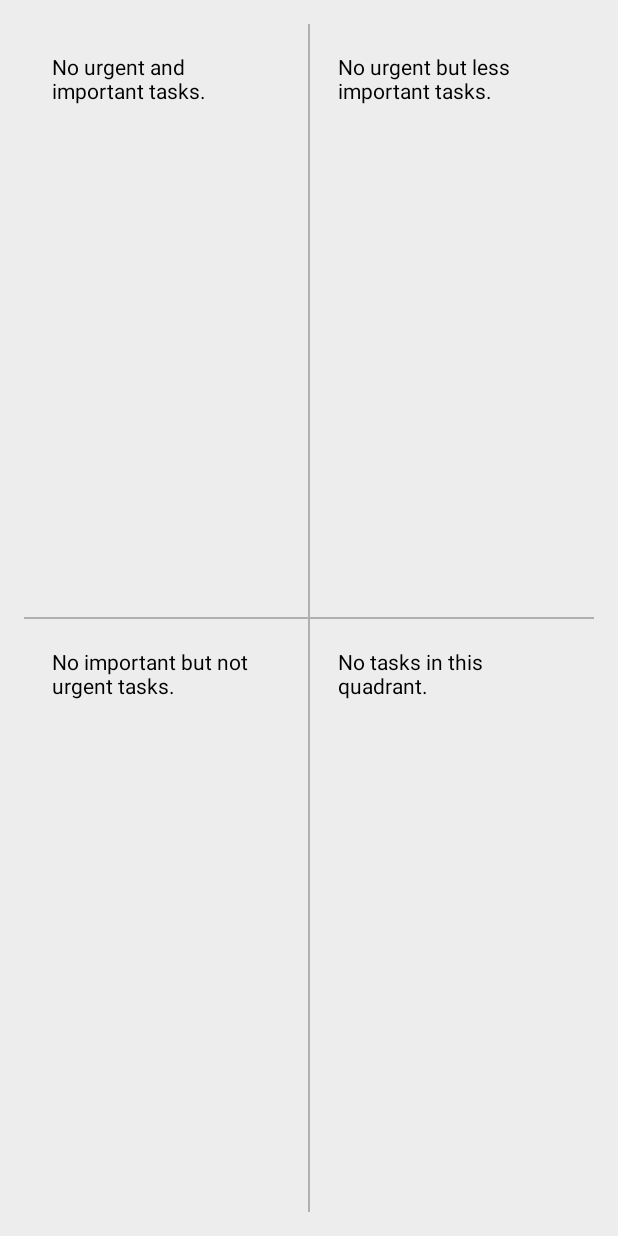
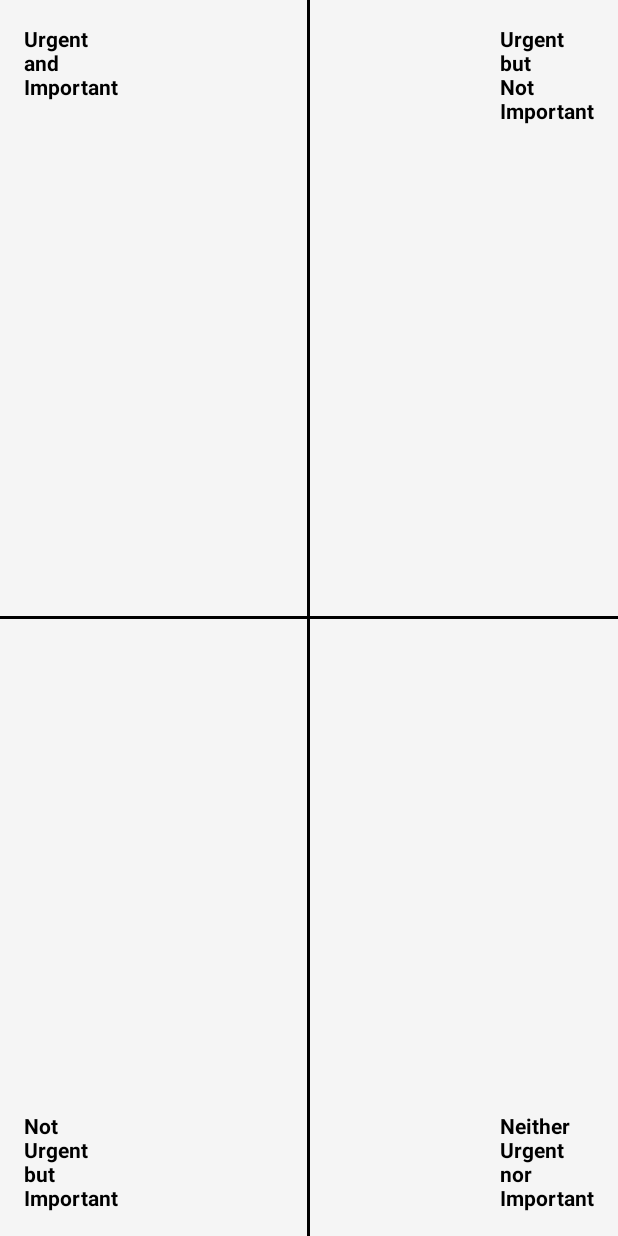
Before and after one commit to lamooji/Memomate, an Android app: the screen it shows after launch (MainActivity), after a tap on "Matrix", on a phone screen of 412 x 824 dp. Run offline under Robolectric (Android 15) with nearby library versions, the phone set to English and light mode, and no system bars; our stand-ins replace Room's generated code.

Commit message:
Implement the matrix page

```diff
--- a/app/src/main/java/com/cs407/memoMate/TaskViewModel.kt
+++ b/app/src/main/java/com/cs407/memoMate/TaskViewModel.kt
@@ -60,4 +60,10 @@ class TaskViewModel(private val taskDao: TaskDao) : ViewModel() {
         }
         emit(tasks)
     }
+
+    fun getAllTasks(): LiveData<List<Task>> = liveData(Dispatchers.IO) {
+        val tasks = taskDao.getAllTasks() // Fetch all tasks from the database
+        emit(tasks) // Emit the tasks as a LiveData result
+    }
+
 }
--- a/app/src/main/java/com/cs407/memoMate/UrgentImportantMatrixFragment.kt
+++ b/app/src/main/java/com/cs407/memoMate/UrgentImportantMatrixFragment.kt
@@ -5,13 +5,18 @@ import android.os.Bundle
 import android.view.LayoutInflater
 import android.view.View
 import android.view.ViewGroup
-import android.widget.LinearLayout
+import android.view.ViewTreeObserver
+import android.widget.FrameLayout
 import android.widget.TextView
 import androidx.core.content.ContextCompat
 import androidx.fragment.app.Fragment
 import androidx.lifecycle.ViewModelProvider
 import com.cs407.memoMate.Data.NoteDatabase
 import com.cs407.memoMate.Data.Task
+import java.text.SimpleDateFormat
+import java.util.*
+import kotlin.math.max
+import kotlin.math.min
 
 class UrgentImportantMatrixFragment : Fragment() {
 
@@ -21,71 +26,123 @@ class UrgentImportantMatrixFragment : Fragment() {
         inflater: LayoutInflater,
         container: ViewGroup?,
         savedInstanceState: Bundle?
-    ): View? {
+    ): View {
         val view = inflater.inflate(R.layout.fragment_urgent_important_matrix, container, false)
 
-        // Initialize database and ViewModel with custom factory
+        // Initialize database and ViewModel
         val db = NoteDatabase.getDatabase(requireContext())
         val factory = TaskViewModelFactory(db.taskDao())
         taskViewModel = ViewModelProvider(this, factory)[TaskViewModel::class.java]
 
-        // Get references to the quadrant layouts
-        val urgentImportant = view.findViewById<LinearLayout>(R.id.urgent_important_quadrant)
-        val urgentNotImportant = view.findViewById<LinearLayout>(R.id.urgent_not_important_quadrant)
-        val notUrgentImportant = view.findViewById<LinearLayout>(R.id.not_urgent_important_quadrant)
-        val notUrgentNotImportant = view.findViewById<LinearLayout>(R.id.not_urgent_not_important_quadrant)
+        // Parent layout
+        val matrixContainer = view.findViewById<FrameLayout>(R.id.matrix_container)
 
-        // Observe and populate each quadrant
-        observeTasksAndPopulateQuadrants(urgentImportant, urgentNotImportant, notUrgentImportant, notUrgentNotImportant)
+        // Observe tasks and organize them
+        observeTasksAndOrganizeMatrix(matrixContainer)
 
         return view
     }
 
-    private fun observeTasksAndPopulateQuadrants(
-        urgentImportant: LinearLayout,
-        urgentNotImportant: LinearLayout,
-        notUrgentImportant: LinearLayout,
-        notUrgentNotImportant: LinearLayout
-    ) {
-        taskViewModel.getUrgentAndImportantTasks().observe(viewLifecycleOwner) { tasks ->
-            populateTasks(urgentImportant, tasks, "No urgent and important tasks.")
-        }
+    private fun observeTasksAndOrganizeMatrix(matrixContainer: FrameLayout) {
+        matrixContainer.viewTreeObserver.addOnGlobalLayoutListener(object : ViewTreeObserver.OnGlobalLayoutListener {
+            override fun onGlobalLayout() {
+                if (view == null || !isAdded) {
+                    matrixContainer.viewTreeObserver.removeOnGlobalLayoutListener(this)
+                    return
+                }
 
-        taskViewModel.getUrgentButNotImportantTasks().observe(viewLifecycleOwner) { tasks ->
-            populateTasks(urgentNotImportant, tasks, "No urgent but less important tasks.")
-        }
+                // Check if the container dimensions are ready
+                if (matrixContainer.width > 0 && matrixContainer.height > 0) {
+                    taskViewModel.getAllTasks().observe(viewLifecycleOwner) { tasks ->
+                        if (view != null) { // Ensure the fragment's view still exists
+                            organizeTasks(matrixContainer, tasks)
+                        }
+                    }
+                    matrixContainer.viewTreeObserver.removeOnGlobalLayoutListener(this)
+                }
+            }
+        })
+    }
 
-        taskViewModel.getImportantButNotUrgentTasks().observe(viewLifecycleOwner) { tasks ->
-            populateTasks(notUrgentImportant, tasks, "No important but not urgent tasks.")
-        }
+    private fun organizeTasks(matrixContainer: FrameLayout, tasks: List<Task>) {
+        matrixContainer.removeAllViews()
 
-        taskViewModel.getNeitherUrgentNorImportantTasks().observe(viewLifecycleOwner) { tasks ->
-            populateTasks(notUrgentNotImportant, tasks, "No tasks in this quadrant.")
+        val now = Date()
+        val dateFormat = SimpleDateFormat("MM/dd/yyyy", Locale.getDefault())
+        val containerWidth = matrixContainer.width
+        val containerHeight = matrixContainer.height
+
+        if (containerWidth == 0 || containerHeight == 0) return // Ensure layout dimensions are ready
+
+        // Group tasks by importance
+        val tasksByImportance = tasks.groupBy { it.importance }
+        val importanceColors = mapOf(
+            1 to R.color.high_importance, // High importance
+            2 to R.color.medium_importance, // Medium importance
+            3 to R.color.low_importance // Low importance
+        )
+
+        val sectionHeight = containerHeight / 3
+        val sectionWidth = containerWidth - 40 // Padding for task placement
+
+        tasksByImportance.forEach { (importance, taskList) ->
+            val color = ContextCompat.getColor(
+                requireContext(),
+                importanceColors[importance] ?: R.color.light_gray
+            )
+
+            // Adjust yPosition to lower the placement of the urgent section
+            val yOffset = 250 // Define a base offset for adjustments
+            val yPosition = when (importance) {
+                1 -> (importance - 1) * sectionHeight + yOffset // Lower the high-importance (red) box
+                3 -> (importance - 1) * sectionHeight - yOffset // Raise the low-importance (green) box
+                else -> (importance - 1) * sectionHeight // Default positioning for medium importance
+            }
+
+            taskList.forEachIndexed { index, task ->
+                val taskDate = try {
+                    dateFormat.parse(task.ddl)
+                } catch (e: Exception) {
+                    null
+                } ?: now
+
+                val daysUntilDue = ((taskDate.time - now.time) / (1000 * 60 * 60 * 24)).toInt()
+
+                // Calculate X position based on urgency
+                val xPosition = calculateXPosition(daysUntilDue, sectionWidth)
+
+                // Create task view
+                val taskView = createTaskView(task, color)
+
+                // Position task
+                val taskHeight = max(sectionHeight / (taskList.size + 1), 100) // Minimum height
+                val layoutParams = FrameLayout.LayoutParams(200, taskHeight).apply {
+                    marginStart = min(xPosition, sectionWidth - 200) // Prevent overflow
+                    topMargin = yPosition + (index * taskHeight) // Spread within section
+                }
+
+                matrixContainer.addView(taskView, layoutParams)
+            }
         }
     }
 
-    private fun populateTasks(quadrant: LinearLayout, tasks: List<Task>, emptyMessage: String) {
-        quadrant.removeAllViews()
-        if (tasks.isEmpty()) {
-            val emptyView = TextView(requireContext()).apply {
-                text = emptyMessage
-                setTextColor(ContextCompat.getColor(requireContext(), R.color.black))
-                textSize = 14f
-                setPadding(16, 16, 16, 16)
-            }
-            quadrant.addView(emptyView)
-            return
+
+    private fun calculateXPosition(daysUntilDue: Int, sectionWidth: Int): Int {
+        return when {
+            daysUntilDue > 3 -> 0 // Far left for tasks > 3 days
+            daysUntilDue <= 0 -> sectionWidth - 200 // Rightmost for tasks due today
+            else -> ((sectionWidth - 200) / 3) * (3 - daysUntilDue) // Spread between far left and right
         }
+    }
 
-        tasks.forEach { task ->
-            val taskView = TextView(requireContext()).apply {
-                text = "${task.noteTitle}\nDue: ${task.ddl}"
-                setPadding(16, 16, 16, 16)
-                setBackgroundColor(ContextCompat.getColor(requireContext(), R.color.light_gray))
-                setTextColor(ContextCompat.getColor(requireContext(), R.color.black))
-                textSize = 14f
-            }
-            quadrant.addView(taskView)
+    private fun createTaskView(task: Task, color: Int): TextView {
+        return TextView(requireContext()).apply {
+            text = "${task.noteTitle}\nDue: ${task.ddl}"
+            setBackgroundColor(color)
+            setTextColor(ContextCompat.getColor(requireContext(), R.color.black))
+            textSize = 14f
+            setPadding(16, 16, 16, 16)
+            elevation = 8f // Add elevation for better visibility
         }
     }
 }
--- /dev/null
+++ b/app/src/main/res/drawable/ic_arrow_line_right.xml
@@ -0,0 +1,5 @@
+<vector xmlns:android="http://schemas.android.com/apk/res/android" android:autoMirrored="true" android:height="24dp" android:tint="#000000" android:viewportHeight="24" android:viewportWidth="24" android:width="24dp">
+
+    <path android:fillColor="@android:color/white" android:pathData="M12,4l-1.41,1.41L16.17,11H4v2h12.17l-5.58,5.59L12,20l8,-8z"/>
+
+</vector>
--- /dev/null
+++ b/app/src/main/res/drawable/ic_arrow_line_up.xml
@@ -0,0 +1,5 @@
+<vector xmlns:android="http://schemas.android.com/apk/res/android" android:height="24dp" android:tint="#000000" android:viewportHeight="24" android:viewportWidth="24" android:width="24dp">
+
+    <path android:fillColor="@android:color/white" android:pathData="M4,12l1.41,1.41L11,7.83V20h2V7.83l5.58,5.59L20,12l-8,-8 -8,8z"/>
+
+</vector>
--- a/app/src/main/res/layout/fragment_urgent_important_matrix.xml
+++ b/app/src/main/res/layout/fragment_urgent_important_matrix.xml
@@ -1,63 +1,80 @@
-<?xml version="1.0" encoding="utf-8"?>
-<RelativeLayout xmlns:android="http://schemas.android.com/apk/res/android"
+<FrameLayout xmlns:android="http://schemas.android.com/apk/res/android"
     android:layout_width="match_parent"
     android:layout_height="match_parent"
-    android:padding="16dp"
-    android:background="#EDEDED">
+    android:background="#F5F5F5">
 
-    <!-- Midlines -->
+    <!-- Vertical Line (Dividing page into left and right halves) -->
     <View
-        android:id="@+id/vertical_line"
-        android:layout_width="1dp"
+        android:id="@+id/vertical_divider"
+        android:layout_width="2dp"
         android:layout_height="match_parent"
-        android:layout_centerHorizontal="true"
-        android:background="#B0B0B0" />
+        android:layout_gravity="center"
+        android:background="#000000" />
 
+    <!-- Horizontal Line (Dividing page into top and bottom halves) -->
     <View
-        android:id="@+id/horizontal_line"
+        android:id="@+id/horizontal_divider"
         android:layout_width="match_parent"
-        android:layout_height="1dp"
-        android:layout_centerVertical="true"
-        android:background="#B0B0B0" />
+        android:layout_height="2dp"
+        android:layout_gravity="center"
+        android:background="#000000" />
 
-    <!-- Urgent and Important (Top-Left Quadrant) -->
-    <LinearLayout
-        android:id="@+id/urgent_important_quadrant"
+    <!-- Quadrant Labels -->
+    <!-- Urgent and Important -->
+    <TextView
+        android:id="@+id/quadrant_label_urgent_important"
+        android:layout_width="wrap_content"
+        android:layout_height="wrap_content"
+        android:layout_gravity="top|start"
+        android:layout_marginStart="16dp"
+        android:layout_marginTop="16dp"
+        android:text="Urgent\nand\nImportant"
+        android:textColor="#000000"
+        android:textSize="14sp"
+        android:textStyle="bold" />
+
+    <!-- Urgent but Not Important -->
+    <TextView
+        android:id="@+id/quadrant_label_urgent_not_important"
+        android:layout_width="wrap_content"
+        android:layout_height="wrap_content"
+        android:layout_gravity="top|end"
+        android:layout_marginEnd="16dp"
+        android:layout_marginTop="16dp"
+        android:text="Urgent\nbut\nNot\nImportant"
+        android:textColor="#000000"
+        android:textSize="14sp"
+        android:textStyle="bold" />
+
+    <!-- Not Urgent but Important -->
+    <TextView
+        android:id="@+id/quadrant_label_not_urgent_important"
+        android:layout_width="wrap_content"
+        android:layout_height="wrap_content"
+        android:layout_gravity="bottom|start"
+        android:layout_marginStart="16dp"
+        android:layout_marginBottom="16dp"
+        android:text="Not\nUrgent\nbut\nImportant"
+        android:textColor="#000000"
+        android:textSize="14sp"
+        android:textStyle="bold" />
+
+    <!-- Neither Urgent nor Important -->
+    <TextView
+        android:id="@+id/quadrant_label_neither"
+        android:layout_width="wrap_content"
+        android:layout_height="wrap_content"
+        android:layout_gravity="bottom|end"
+        android:layout_marginEnd="16dp"
+        android:layout_marginBottom="16dp"
+        android:text="Neither\nUrgent\nnor\nImportant"
+        android:textColor="#000000"
+        android:textSize="14sp"
+        android:textStyle="bold" />
+
+    <!-- Task Matrix Container -->
+    <FrameLayout
+        android:id="@+id/matrix_container"
         android:layout_width="match_parent"
-        android:layout_height="match_parent"
-        android:orientation="vertical"
-        android:layout_above="@id/horizontal_line"
-        android:layout_toStartOf="@id/vertical_line"
-        android:padding="8dp" />
-
-    <!-- Urgent but Not Important (Top-Right Quadrant) -->
-    <LinearLayout
-        android:id="@+id/urgent_not_important_quadrant"
-        android:layout_width="match_parent"
-        android:layout_height="match_parent"
-        android:orientation="vertical"
-        android:layout_above="@id/horizontal_line"
-        android:layout_toEndOf="@id/vertical_line"
-        android:padding="8dp" />
-
-    <!-- Not Urgent but Important (Bottom-Left Quadrant) -->
-    <LinearLayout
-        android:id="@+id/not_urgent_important_quadrant"
-        android:layout_width="match_parent"
-        android:layout_height="match_parent"
-        android:orientation="vertical"
-        android:layout_below="@id/horizontal_line"
-        android:layout_toStartOf="@id/vertical_line"
-        android:padding="8dp" />
-
-    <!-- Neither Urgent nor Important (Bottom-Right Quadrant) -->
-    <LinearLayout
-        android:id="@+id/not_urgent_not_important_quadrant"
-        android:layout_width="match_parent"
-        android:layout_height="match_parent"
-        android:orientation="vertical"
-        android:layout_below="@id/horizontal_line"
-        android:layout_toEndOf="@id/vertical_line"
-        android:padding="8dp" />
-
-</RelativeLayout>
+        android:layout_height="match_parent" />
+</FrameLayout>
```
